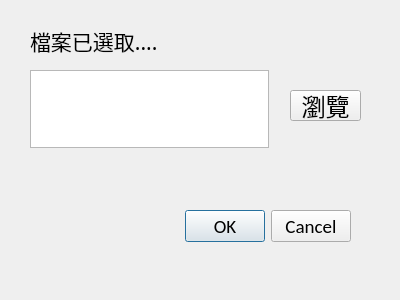
Qt form create_index_2.ui (kuochuwon/PPT_Keyword_Finder) before a commit.
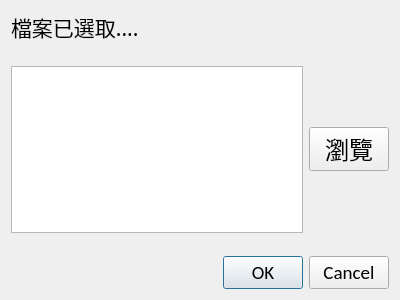
The same form after that commit.

Commit message: add create_index's RWD, add message box for notifing file not found or something

```diff
--- a/create_index_2.ui
+++ b/create_index_2.ui
@@ -13,15 +13,38 @@
   <property name="windowTitle">
    <string>Form</string>
   </property>
+  <layout class="QGridLayout" name="gridLayout">
+   <item row="0" column="0">
+    <widget class="QLabel" name="label_2">
+     <property name="font">
+      <font>
+       <family>微軟正黑體</family>
+       <pointsize>16</pointsize>
+      </font>
+     </property>
+     <property name="text">
+      <string>檔案已選取....</string>
+     </property>
+    </widget>
+   </item>
+   <item row="1" column="0" colspan="2">
+    <spacer name="horizontalSpacer_2">
+     <property name="orientation">
+      <enum>Qt::Horizontal</enum>
+     </property>
+     <property name="sizeHint" stdset="0">
+      <size>
+       <width>385</width>
+       <height>17</height>
+      </size>
+     </property>
+    </spacer>
+   </item>
+   <item row="2" column="0">
+    <widget class="QListWidget" name="listWidget_3"/>
+   </item>
+   <item row="2" column="1">
   <widget class="QPushButton" name="pushButton_2">
-   <property name="geometry">
-    <rect>
-     <x>290</x>
-     <y>90</y>
-     <width>71</width>
-     <height>31</height>
-    </rect>
-   </property>
    <property name="font">
     <font>
      <family>微軟正黑體</family>
@@ -35,15 +58,22 @@
     <bool>false</bool>
    </property>
   </widget>
+   </item>
+   <item row="3" column="0" colspan="2">
+    <spacer name="horizontalSpacer">
+     <property name="orientation">
+      <enum>Qt::Horizontal</enum>
+     </property>
+     <property name="sizeHint" stdset="0">
+      <size>
+       <width>385</width>
+       <height>17</height>
+      </size>
+     </property>
+    </spacer>
+   </item>
+   <item row="4" column="0" colspan="2">
   <widget class="QDialogButtonBox" name="buttonBox">
-   <property name="geometry">
-    <rect>
-     <x>10</x>
-     <y>210</y>
-     <width>341</width>
-     <height>32</height>
-    </rect>
-   </property>
    <property name="font">
     <font>
      <family>Calibri</family>
@@ -57,35 +87,8 @@
     <set>QDialogButtonBox::Cancel|QDialogButtonBox::Ok</set>
    </property>
   </widget>
-  <widget class="QListWidget" name="listWidget_3">
-   <property name="geometry">
-    <rect>
-     <x>30</x>
-     <y>70</y>
-     <width>239</width>
-     <height>78</height>
-    </rect>
-   </property>
-  </widget>
-  <widget class="QLabel" name="label_2">
-   <property name="geometry">
-    <rect>
-     <x>30</x>
-     <y>20</y>
-     <width>221</width>
-     <height>41</height>
-    </rect>
-   </property>
-   <property name="font">
-    <font>
-     <family>微軟正黑體</family>
-     <pointsize>16</pointsize>
-    </font>
-   </property>
-   <property name="text">
-    <string>檔案已選取....</string>
-   </property>
-  </widget>
+   </item>
+  </layout>
  </widget>
  <resources/>
  <connections/>
```
Lines whose indentation alone changed are shown as unchanged. The commit also changes 2 other files.
